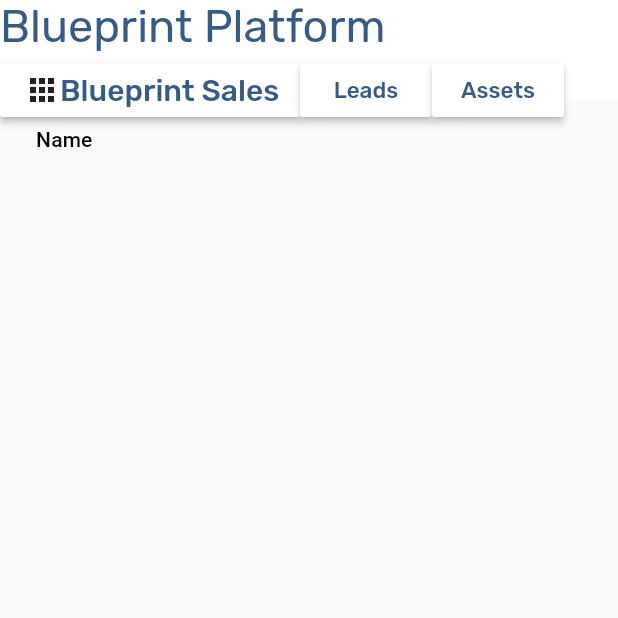
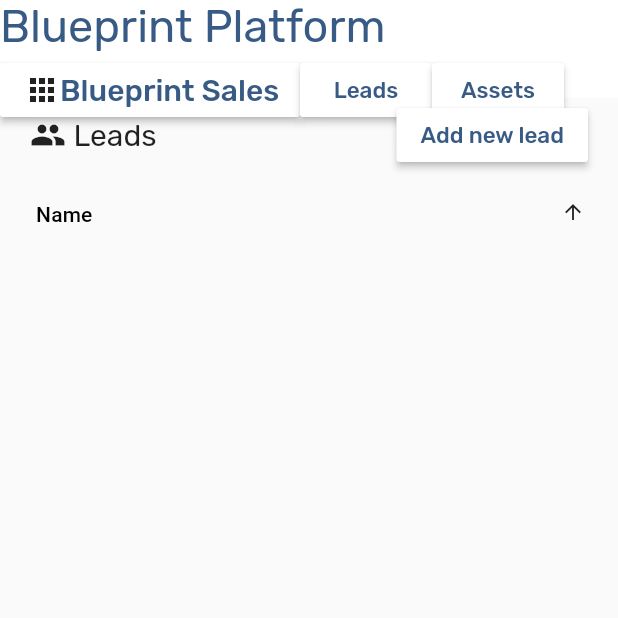
Before and after one commit to vincentbenesen/crm, a Flutter app: the Leads screen opened directly, on a phone screen of 412 x 824 dp, the top half of it. Run offline on Flutter 3.47's test engine with Material 2 defaults, Android fonts, the phone set to English and light mode, and no system bars; our stand-ins replace cloud_firestore, firebase_core, get, google_fonts; accounts and stored records are empty.

Commit message:
Fixed the issue with appending on the record list everytime I open the leads table. It display the records twice instead of just once(fixed). Started the code for sorting the values of the table

```diff
--- a/lib/Controllers/record_controller.dart
+++ b/lib/Controllers/record_controller.dart
@@ -13,10 +13,10 @@ class RecordController extends GetxController {
   late CollectionReference collectionReference;
 
   // These are the variables used to manipulate the data in the textfields.
-  final GlobalKey<FormState> nameFormKey = GlobalKey<FormState>();
-  final GlobalKey<FormState> addressFormKey = GlobalKey<FormState>();
-  final GlobalKey<FormState> contactFormKey = GlobalKey<FormState>();
-  final GlobalKey<FormState> otherInfoFormKey = GlobalKey<FormState>();
+  GlobalKey<FormState> nameFormKey = GlobalKey<FormState>();
+  GlobalKey<FormState> addressFormKey = GlobalKey<FormState>();
+  GlobalKey<FormState> contactFormKey = GlobalKey<FormState>();
+  GlobalKey<FormState> otherInfoFormKey = GlobalKey<FormState>();
 
   late TextEditingController firstNameController,
       lastNameController,
--- a/lib/Controllers/table_controller.dart
+++ b/lib/Controllers/table_controller.dart
@@ -11,15 +11,13 @@ class TableController extends GetxController {
   final recordList = <Record>[].obs;
   FirebaseFirestore firestore = FirebaseFirestore.instance;
   late CollectionReference collectionReference;
+  RxInt index = 0.obs;
+  RxBool isAscending = false.obs;
 
   @override
   onInit() {
     super.onInit();
     collectionReference = firestore.collection('records');
-  }
-
-  void populateList(List<Record> records) {
-    recordList.value = records;
   }
 
   // This record is used to retrieve the records from the database based on the given userId. This is used to display the records in the table.
@@ -35,8 +33,8 @@ class TableController extends GetxController {
   // This function is used to get all the columns for the table
   List<DataColumn> getColumns(List<String> columns) {
     return columns
-        .map((column) =>
-            DataColumn(label: SizedBox(width: 350, child: Text(column))))
+        .map((column) => DataColumn(
+            onSort: onSort, label: SizedBox(width: 350, child: Text(column))))
         .toList();
   }
 
@@ -54,13 +52,11 @@ class TableController extends GetxController {
         .map((row) => DataRow(
                 cells: getCells([
               // Since I have the length of the list I can get the index of the record. I can now get the data based on their userId and fieldType
-              getRecordByFieldType(
-                      'firstName', getRecordsById(records, row.userId))
-                  .data,
-              getRecordByFieldType(
+              "${getRecordByFieldType('firstName', getRecordsById(records, row.userId)).data} ${getRecordByFieldType('lastName', getRecordsById(records, row.userId)).data}",
+              "${getRecordByFieldType(
                 'address1',
                 getRecordsById(records, row.userId),
-              ).data,
+              ).data} ${getRecordByFieldType('city', getRecordsById(records, row.userId)).data}, ${getRecordByFieldType('province', getRecordsById(records, row.userId)).data}, ${getRecordByFieldType('postal', getRecordsById(records, row.userId)).data}",
               getRecordByFieldType(
                       'phoneNumber', getRecordsById(records, row.userId))
                   .data,
@@ -73,10 +69,22 @@ class TableController extends GetxController {
         .toList();
   }
 
+  // Returns the table with the given columns and rows. It is used to display the records.
   Widget dataTable(
     List<DataColumn> columns,
     List<Record> records,
   ) {
-    return DataTable(columns: getColumns(leadsColumns), rows: getRows(records));
+    return Obx(
+      () => DataTable(
+        columns: getColumns(leadsColumns),
+        rows: getRows(records),
+        // sortColumnIndex: index,
+      ),
+    );
+  }
+
+  void onSort(int columnIndex, bool ascending) {
+    index.value = columnIndex;
+    isAscending.value = ascending;
   }
 }
--- a/lib/Views/leads.dart
+++ b/lib/Views/leads.dart
@@ -1,11 +1,10 @@
+import 'package:flutter/material.dart';
+import 'package:get/get.dart';
+import 'package:google_fonts/google_fonts.dart';
+
 import 'package:crm/Controllers/record_controller.dart';
 import 'package:crm/Controllers/table_controller.dart';
 import 'package:crm/Widgets/navbar.dart';
-import 'package:flutter/material.dart';
-import 'package:get/get.dart';
-import 'package:flutter/src/foundation/key.dart';
-import 'package:flutter/src/widgets/framework.dart';
-
 import '../Models/record.dart';
 
 class Leads extends StatelessWidget {
@@ -22,11 +21,70 @@ class Leads extends StatelessWidget {
                 child: Column(
                   children: [
                     Navbar(),
-                    Get.find<TableController>().dataTable(
-                      Get.find<TableController>()
-                          .getColumns(Get.find<TableController>().leadsColumns),
-                      snapshot.data as List<Record>,
+                    Container(
+                      width: MediaQuery.of(context).size.width,
+                      height: 50,
+                      padding: const EdgeInsets.symmetric(horizontal: 20),
+                      child: Row(
+                          mainAxisAlignment: MainAxisAlignment.spaceBetween,
+                          children: [
+                            Container(
+                              child: Row(
+                                children: [
+                                  const Icon(Icons.group),
+                                  const SizedBox(width: 5),
+                                  Text("Leads",
+                                      style: GoogleFonts.rubik(fontSize: 20))
+                                ],
+                              ),
+                            ),
+                            Container(
+                              child: Row(
+                                children: [
+                                  RaisedButton(
+                                    onPressed: () {
+                                      Get.offAllNamed("/Panel");
+                                    },
+                                    color: Colors.white,
+                                    child: Text(
+                                      "Add new lead",
+                                      style: GoogleFonts.rubik(
+                                        fontSize: 15,
+                                        color: const Color.fromARGB(
+                                            255, 56, 91, 133),
+                                      ),
+                                    ),
+                                  ),
+                                ],
+                              ),
+                            ),
+                          ]),
                     ),
+                    // Get.find<TableController>().dataTable(
+                    //   Get.find<TableController>()
+                    //       .getColumns(Get.find<TableController>().leadsColumns),
+                    //   snapshot.data as List<Record>,
+                    // ),
+
+                    // Checks if the data is null. If it is, it will display a
+                    snapshot.data.isNull
+                        ? Container(
+                            child: const Center(
+                              child: CircularProgressIndicator(
+                                value: 10,
+                              ),
+                            ),
+                          )
+                        : Obx(
+                            () => DataTable(
+                              columns: Get.find<TableController>().getColumns(
+                                  Get.find<TableController>().leadsColumns),
+                              rows: Get.find<TableController>()
+                                  .getRows(snapshot.data as List<Record>),
+                              sortColumnIndex:
+                                  Get.find<TableController>().index?.value,
+                            ),
+                          ),
                   ],
                 ),
               ),
--- a/lib/Views/panel.dart
+++ b/lib/Views/panel.dart
@@ -35,7 +35,7 @@ class Panel extends StatelessWidget {
                   child: Obx(
                     () => Theme(
                       data: Theme.of(context).copyWith(
-                          colorScheme: ColorScheme.light(
+                          colorScheme: const ColorScheme.light(
                               primary: Color.fromARGB(255, 56, 91, 133))),
                       child: Stepper(
                         type: StepperType.horizontal,
--- a/lib/Widgets/navbar.dart
+++ b/lib/Widgets/navbar.dart
@@ -6,6 +6,8 @@ import 'package:get/get.dart';
 
 import 'package:flutter/material.dart';
 import 'package:google_fonts/google_fonts.dart';
+
+import '../Controllers/table_controller.dart';
 
 class Navbar extends StatelessWidget {
   Navbar({Key? key}) : super(key: key);
@@ -51,7 +53,9 @@ class Navbar extends StatelessWidget {
               ),
               RaisedButton(
                 onPressed: () {
-                  Get.to(() => Leads(), binding: ControllerBinding());
+                  if (Get.currentRoute != "/Leads") {
+                    Get.offAllNamed("/Leads");
+                  }
                 },
                 color: Colors.white,
                 child: Text(
@@ -62,7 +66,9 @@ class Navbar extends StatelessWidget {
                 ),
               ),
               RaisedButton(
-                onPressed: () {},
+                onPressed: () {
+                  print(Get.find<TableController>().index);
+                },
                 color: Colors.white,
                 child: Text(
                   "Assets",
```
Also changed, not shown: lib/Controllers/stepper_controller.dart (+0 -225 lines), lib/main.dart (+14 -5 lines).
